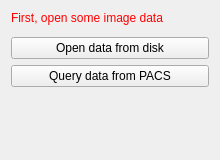
Old version of the form Plugins/my.organprint.views.sidepanel/src/internal/ExportPanelControls.ui in the repository simedcn/mitkapps.
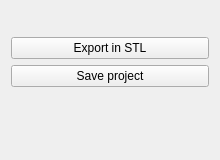
New version of the form.

Diff of the .ui file:
```diff
--- a/Plugins/my.organprint.views.sidepanel/src/internal/ExportPanelControls.ui
+++ b/Plugins/my.organprint.views.sidepanel/src/internal/ExportPanelControls.ui
@@ -17,10 +17,10 @@
    <item>
     <widget class="QLabel" name="selectImageLabel">
      <property name="styleSheet">
-      <string notr="true">QLabel { color: rgb(255, 0, 0) }</string>
+      <string notr="true"></string>
      </property>
      <property name="text">
-      <string>First, open some image data</string>
+      <string></string>
      </property>
     </widget>
    </item>
@@ -48,14 +48,17 @@
       <string>Process selected image</string>
      </property>
      <property name="text">
-      <string>Open data from disk</string>
+      <string>Export in STL</string>
      </property>
     </widget>
    </item>
    <item>
     <widget class="QPushButton" name="queryPacsButton">
      <property name="text">
-      <string>Query data from PACS</string>
+      <string>Save project</string>
+     </property>
+     <property name="toolTip">
+     <string>Save the project and open later if you desires</string>
      </property>
     </widget>
    </item>
```
Left out of the diff: 6 changed lines with no effect on the pictures.
